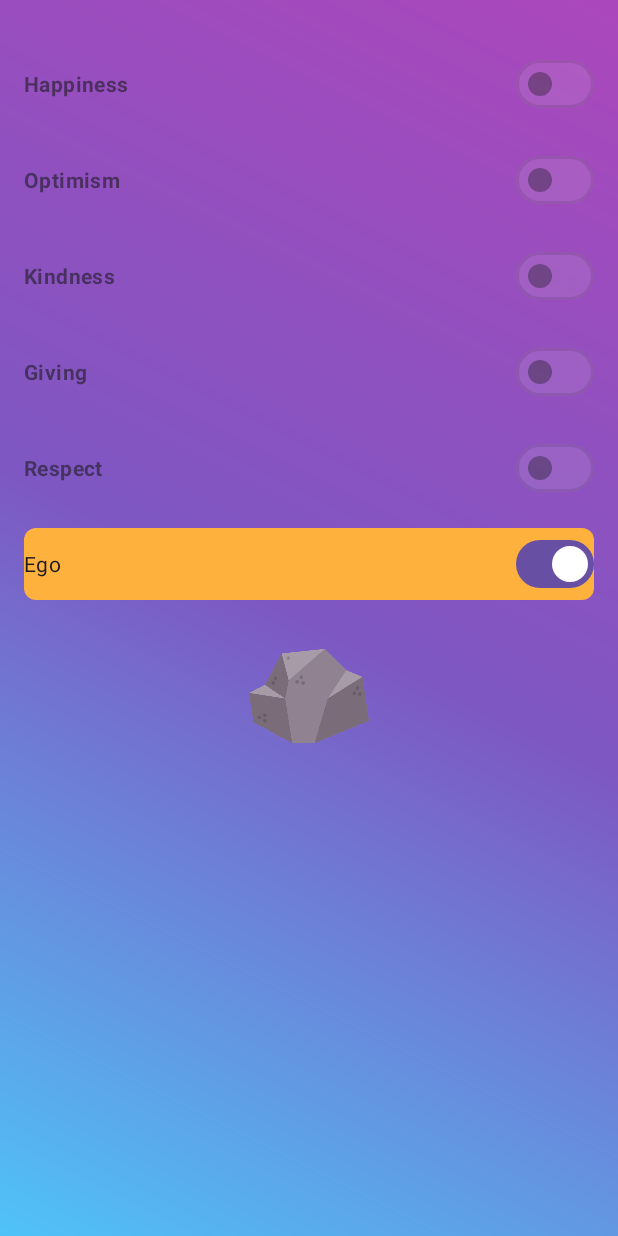
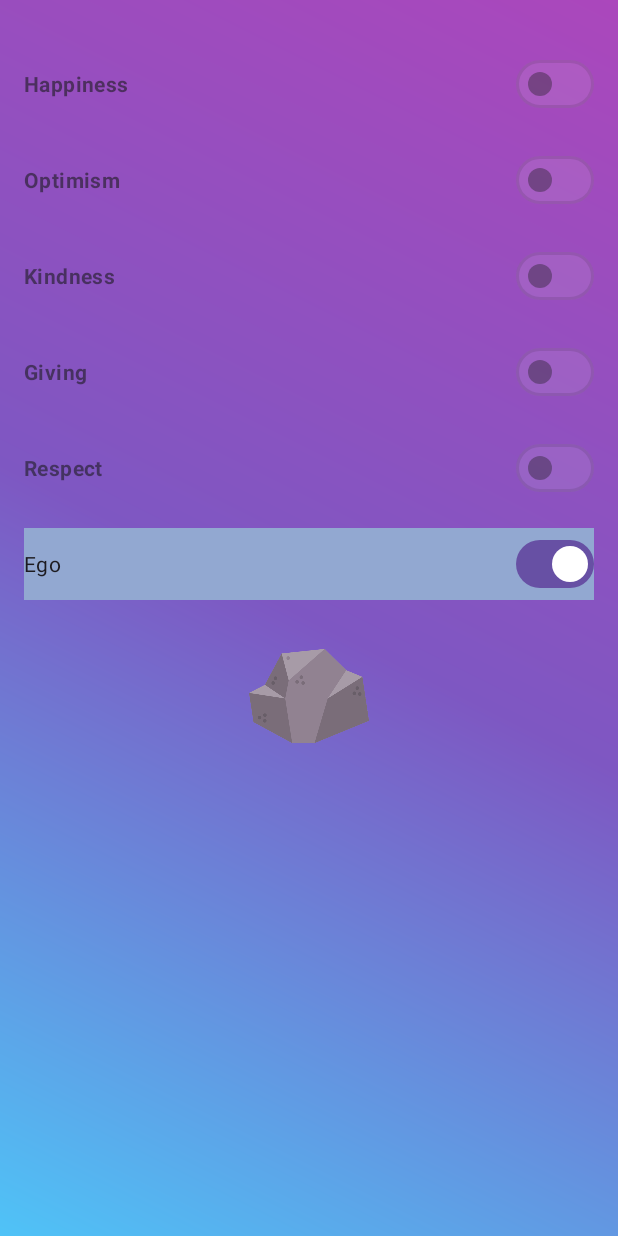
Before and after one commit to bymaskeli53/KekodFirstWeekProject, an Android app: the screen it shows after launch (MainActivity), on a phone screen of 412 x 824 dp. Run offline under Robolectric (Android 15) with nearby library versions, the phone set to English and light mode, and no system bars; our stand-ins replace navigation-ui; Roboto replaces fonts that are not available here.

Commit message:
Change ego switch background

```diff
--- a/app/src/main/res/layout/fragment_home.xml
+++ b/app/src/main/res/layout/fragment_home.xml
@@ -79,7 +79,7 @@
         android:layout_height="wrap_content"
         android:checked="true"
         android:text="Ego"
-        android:background="@drawable/bg_switch_ego"
+        android:background="@color/serenity"
         app:layout_constraintTop_toBottomOf="@id/switchRespect"
         app:layout_constraintStart_toStartOf="parent"
         app:layout_constraintEnd_toEndOf="parent"
```
